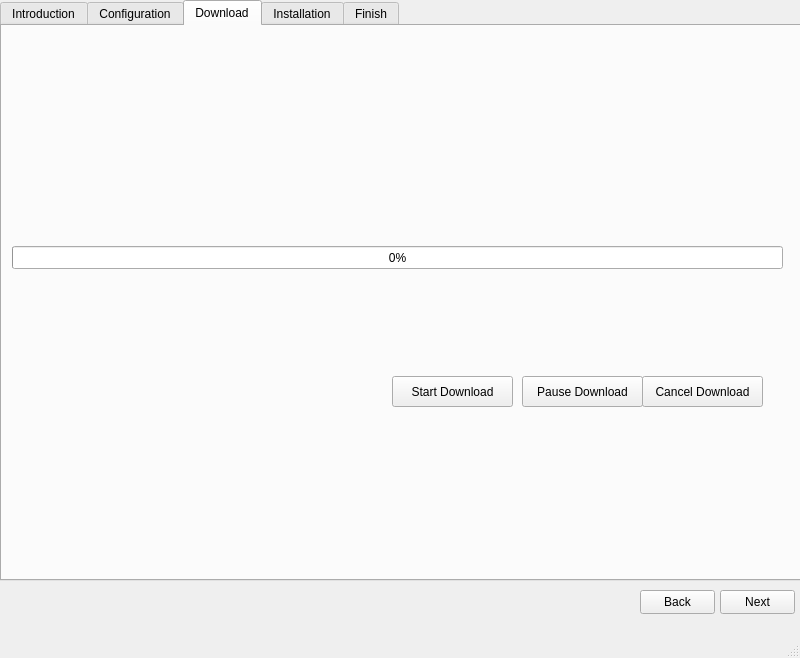
Before: the Qt Designer form mainwindow.ui in WingsOfAltair/QtCPP-Installer, drawn with Qt 5.
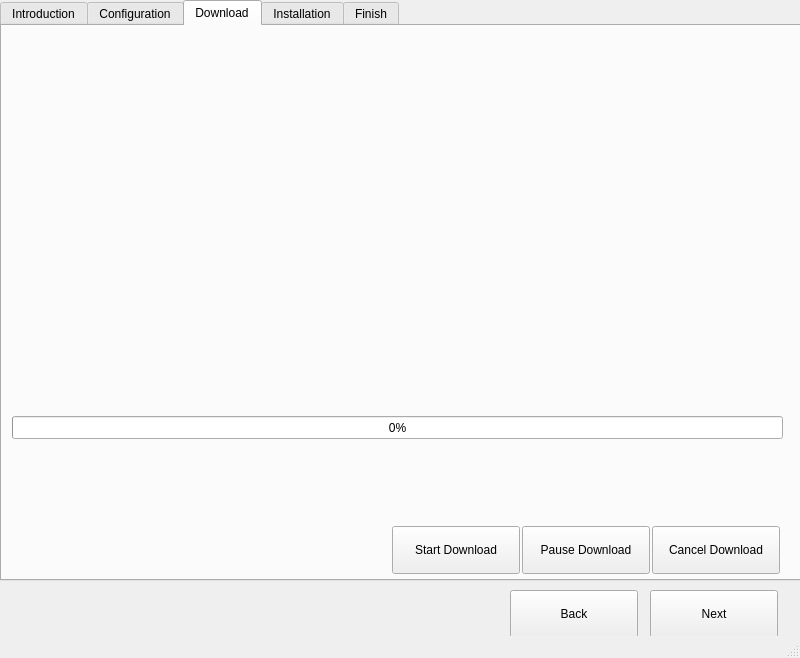
After: the same form once the commit is applied. The open tabs and pages were chosen to show the change.

Commit message: Updated ScrutaNet Installer UI buttons.

Patch:
```diff
--- a/mainwindow.ui
+++ b/mainwindow.ui
@@ -119,7 +119,7 @@
          <property name="geometry">
           <rect>
            <x>10</x>
-           <y>220</y>
+           <y>390</y>
            <width>771</width>
            <height>23</height>
           </rect>
@@ -132,9 +132,9 @@
          <property name="geometry">
           <rect>
            <x>390</x>
-           <y>350</y>
-           <width>121</width>
-           <height>31</height>
+           <y>500</y>
+           <width>128</width>
+           <height>48</height>
           </rect>
          </property>
          <property name="text">
@@ -145,9 +145,9 @@
          <property name="geometry">
           <rect>
            <x>520</x>
-           <y>350</y>
-           <width>121</width>
-           <height>31</height>
+           <y>500</y>
+           <width>128</width>
+           <height>48</height>
           </rect>
          </property>
          <property name="text">
@@ -157,10 +157,10 @@
         <widget class="QPushButton" name="cancelButton">
          <property name="geometry">
           <rect>
-           <x>640</x>
-           <y>350</y>
-           <width>121</width>
-           <height>31</height>
+           <x>650</x>
+           <y>500</y>
+           <width>128</width>
+           <height>48</height>
           </rect>
          </property>
          <property name="text">
@@ -171,7 +171,7 @@
          <property name="geometry">
           <rect>
            <x>10</x>
-           <y>130</y>
+           <y>300</y>
            <width>771</width>
            <height>31</height>
           </rect>
@@ -184,7 +184,7 @@
          <property name="geometry">
           <rect>
            <x>10</x>
-           <y>290</y>
+           <y>460</y>
            <width>771</width>
            <height>31</height>
           </rect>
@@ -197,7 +197,7 @@
          <property name="geometry">
           <rect>
            <x>10</x>
-           <y>250</y>
+           <y>420</y>
            <width>771</width>
            <height>31</height>
           </rect>
@@ -210,7 +210,7 @@
          <property name="geometry">
           <rect>
            <x>10</x>
-           <y>170</y>
+           <y>340</y>
            <width>781</width>
            <height>31</height>
           </rect>
@@ -219,6 +219,19 @@
           <string/>
          </property>
         </widget>
+        <widget class="QLabel" name="imgScrutaNetDownload">
+         <property name="geometry">
+          <rect>
+           <x>20</x>
+           <y>30</y>
+           <width>751</width>
+           <height>321</height>
+          </rect>
+         </property>
+         <property name="text">
+          <string/>
+         </property>
+        </widget>
        </widget>
        <widget class="QWidget" name="Installation">
         <attribute name="title">
@@ -340,10 +353,10 @@
    <widget class="QPushButton" name="nextButton">
     <property name="geometry">
      <rect>
-      <x>720</x>
+      <x>650</x>
       <y>590</y>
-      <width>75</width>
-      <height>24</height>
+      <width>128</width>
+      <height>48</height>
      </rect>
     </property>
     <property name="text">
@@ -353,10 +366,10 @@
    <widget class="QPushButton" name="backButton">
     <property name="geometry">
      <rect>
-      <x>640</x>
+      <x>510</x>
       <y>590</y>
-      <width>75</width>
-      <height>24</height>
+      <width>128</width>
+      <height>48</height>
      </rect>
     </property>
     <property name="text">
```
Left out of the diff: 49 changed lines with no effect on the pictures. The commit also changes 12 other files.
